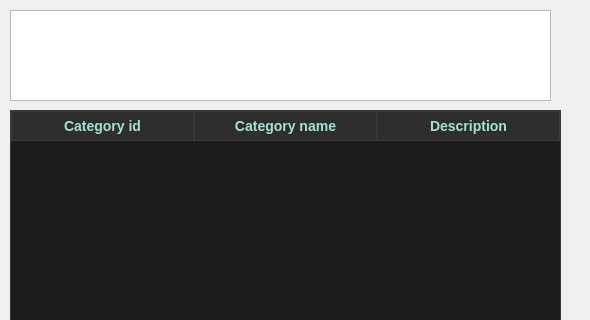
Above: design/category_window.ui from Adrianrguez96/sales_management before the change; both pictures show x 0 to 590 and y 0 to 320 of the 590 by 658 pixel window. Below: the same form after it.
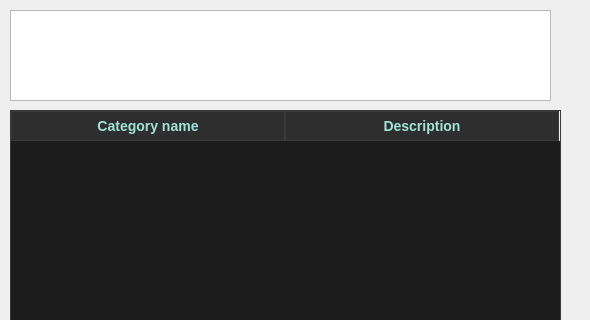
That is the form after the change.

Commit message: Show category table and create the basic table shows in main_view.py

Diff of the .ui file:
```diff
--- a/design/category_window.ui
+++ b/design/category_window.ui
@@ -183,11 +183,14 @@
 </string>
    </property>
    <attribute name="horizontalHeaderDefaultSectionSize">
-    <number>183</number>
+    <number>274</number>
    </attribute>
    <attribute name="horizontalHeaderMinimumSectionSize">
     <number>39</number>
    </attribute>
+   <attribute name="horizontalHeaderShowSortIndicator" stdset="0">
+    <bool>false</bool>
+   </attribute>
    <attribute name="verticalHeaderDefaultSectionSize">
     <number>30</number>
    </attribute>
@@ -197,11 +200,6 @@
    <attribute name="verticalHeaderShowSortIndicator" stdset="0">
     <bool>false</bool>
    </attribute>
-   <column>
-    <property name="text">
-     <string>Category id</string>
-    </property>
-   </column>
    <column>
     <property name="text">
      <string>Category name</string>
```
The commit also changes 6 other files.
